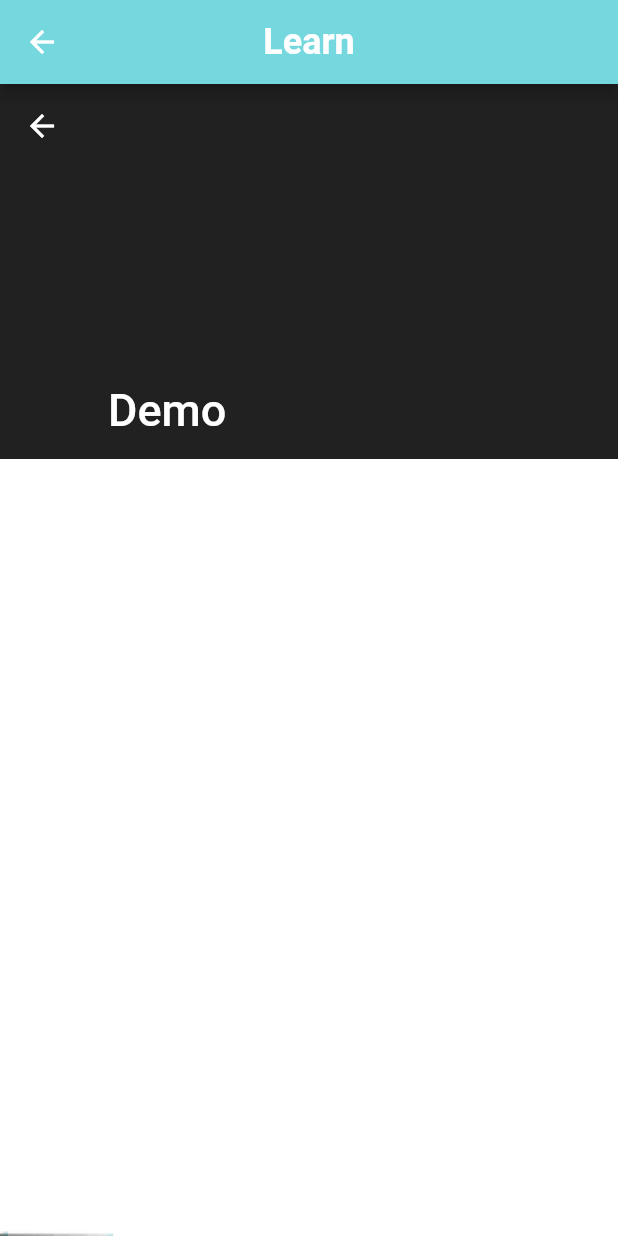
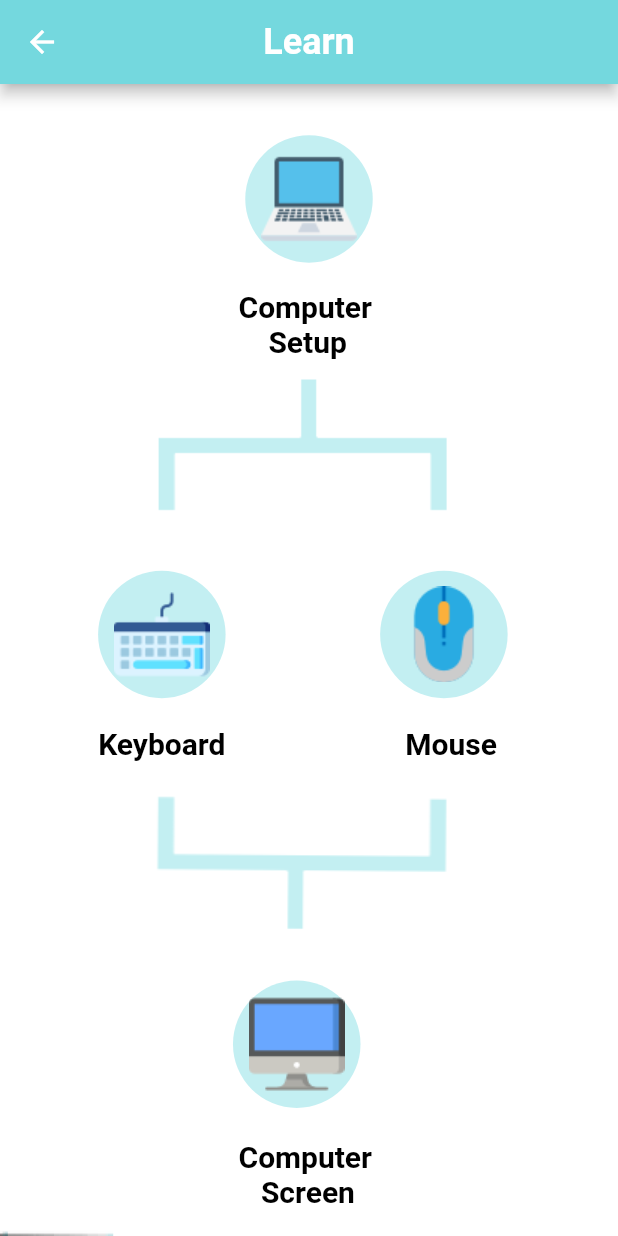
Before and after one commit to AymanAkhras/BinaryLingo, a Flutter app: the HomeScreen screen opened directly, on a phone screen of 412 x 824 dp. Run offline on Flutter 3.47's test engine with Material 2 defaults, Android fonts, the phone set to English and light mode, and no system bars; our stand-ins replace flutter_svg, get, material_design_icons_flutter.

Commit message:
Create home page

```diff
--- /dev/null
+++ b/lib/models/Information_setup.dart
@@ -0,0 +1,21 @@
+import 'package:flutter/material.dart';
+
+class SetupScreen extends StatelessWidget {
+  @override
+  Widget build(BuildContext context) {
+    return Scaffold(
+      body: Stack(
+        children: [
+          Container(
+            decoration: new BoxDecoration(
+              image: new DecorationImage(
+                image: new AssetImage("assets/Background-Theme.jpg"),
+                fit: BoxFit.fill,
+              ),
+            ),
+          ),
+        ],
+      ),
+    );
+  }
+}
--- a/lib/screens/HomeScreen/HomeScreen.dart
+++ b/lib/screens/HomeScreen/HomeScreen.dart
@@ -31,16 +31,105 @@ class HomeScreen extends StatelessWidget {
               ),
             ),
           ),
-          CustomScrollView(
-            slivers: <Widget>[
-              const SliverAppBar(
-                pinned: true,
-                expandedHeight: 250.0,
-                flexibleSpace: FlexibleSpaceBar(
-                  title: Text('Demo'),
+          Align(
+            alignment: Alignment(0, -0.9),
+            child: InkWell(
+              onTap: () => Get.to(QuizScreen()),
+              child: Container(
+                child: Image.asset('assets/Laptop.png'),
+                width: 85,
+                height: 85,
+                decoration: BoxDecoration(
+                  shape: BoxShape.circle,
+                  color: Color(0xFFC3EFF2),
                 ),
               ),
-            ],
+            ),
+          ),
+          Container(
+            alignment: Alignment(0, -0.62),
+            child: Text(
+              'Computer \n  \ \ Setup',
+              style: Theme.of(context).textTheme.headline6.copyWith(
+                  color: Color(0xFF000000), fontWeight: FontWeight.bold),
+            ),
+          ),
+          Container(
+            alignment: Alignment(-0.05, -0.4),
+            child: Image.asset('assets/Fork.png'),
+          ),
+          Align(
+            alignment: Alignment(-0.6, 0.15),
+            child: Text(
+              'Keyboard',
+              style: Theme.of(context).textTheme.headline6.copyWith(
+                  color: Color(0xFF000000), fontWeight: FontWeight.bold),
+            ),
+          ),
+          Align(
+            alignment: Alignment(-0.6, -0.05),
+            child: InkWell(
+              onTap: () => Get.to(QuizScreen()),
+              child: Container(
+                child: Image.asset('assets/Keyboard.png'),
+                width: 85,
+                height: 85,
+                decoration: BoxDecoration(
+                  shape: BoxShape.circle,
+                  color: Color(0xFFC3EFF2),
+                ),
+              ),
+            ),
+          ),
+          Align(
+            alignment: Alignment(0.54, 0.15),
+            child: Text(
+              'Mouse',
+              style: Theme.of(context).textTheme.headline6.copyWith(
+                  color: Color(0xFF000000), fontWeight: FontWeight.bold),
+            ),
+          ),
+          Align(
+            alignment: Alignment(0.55, -0.05),
+            child: InkWell(
+              onTap: () => Get.to(QuizScreen()),
+              child: Container(
+                child: Image.asset('assets/Mouse.png'),
+                width: 85,
+                height: 85,
+                decoration: BoxDecoration(
+                  shape: BoxShape.circle,
+                  color: Color(0xFFC3EFF2),
+                ),
+              ),
+            ),
+          ),
+          Container(
+            alignment: Alignment(-0.05, 0.4),
+            child: Image.asset('assets/Fork2.png'),
+          ),
+          Align(
+            alignment: Alignment(-0.05, 0.75),
+            child: InkWell(
+              onTap: () => Get.to(QuizScreen()),
+              child: Container(
+                child: Image.asset('assets/Desktop.png'),
+                width: 85,
+                height: 85,
+                decoration: BoxDecoration(
+                  shape: BoxShape.circle,
+                  color: Color(0xFFC3EFF2),
+                ),
+              ),
+            ),
+          ),
+          Align(
+            alignment: Alignment(0, 0.95),
+            child: Text(
+              'Computer \n \ \ Screen',
+              style: Theme.of(context).textTheme.headline6.copyWith(
+                  color: Color(0xFF000000), fontWeight: FontWeight.bold),
+            ),
           ),
         ],
       ),
--- a/lib/screens/quiz/components/body.dart
+++ b/lib/screens/quiz/components/body.dart
@@ -2,7 +2,6 @@ import 'package:flutter/material.dart';
 import 'package:get/get.dart';
 import 'package:quiz_app/constants.dart';
 import 'package:quiz_app/controllers/question_controller.dart';
-import 'package:quiz_app/models/Questions.dart';
 import 'package:flutter_svg/svg.dart';
 
 import 'question_card.dart';
--- a/lib/screens/welcome/loginscreen.dart
+++ b/lib/screens/welcome/loginscreen.dart
@@ -39,6 +39,7 @@ class LoginScreen extends StatelessWidget {
                         color: Color(0xFF74D8DE), fontWeight: FontWeight.bold),
                   ),
                   TextField(
+                    style: TextStyle(color: Colors.black),
                     decoration: InputDecoration(
                       filled: true,
                       fillColor: Color(0xFFEFF9FA),
@@ -54,6 +55,7 @@ class LoginScreen extends StatelessWidget {
                         color: Color(0xFF74D8DE), fontWeight: FontWeight.bold),
                   ),
                   TextField(
+                    style: TextStyle(color: Colors.black),
                     decoration: InputDecoration(
                       filled: true,
                       fillColor: Color(0xFFEFF9FA),
--- a/lib/screens/welcome/registerscreen.dart
+++ b/lib/screens/welcome/registerscreen.dart
@@ -39,6 +39,7 @@ class RegisterScreen extends StatelessWidget {
                         color: Color(0xFF74D8DE), fontWeight: FontWeight.bold),
                   ),
                   TextField(
+                    style: TextStyle(color: Colors.black),
                     decoration: InputDecoration(
                       filled: true,
                       fillColor: Color(0xFFEFF9FA),
@@ -55,6 +56,7 @@ class RegisterScreen extends StatelessWidget {
                         color: Color(0xFF74D8DE), fontWeight: FontWeight.bold),
                   ),
                   TextField(
+                    style: TextStyle(color: Colors.black),
                     decoration: InputDecoration(
                       filled: true,
                       fillColor: Color(0xFFEFF9FA),
@@ -70,6 +72,7 @@ class RegisterScreen extends StatelessWidget {
                         color: Color(0xFF74D8DE), fontWeight: FontWeight.bold),
                   ),
                   TextField(
+                    style: TextStyle(color: Colors.black),
                     decoration: InputDecoration(
                       filled: true,
                       fillColor: Color(0xFFEFF9FA),
--- a/lib/screens/welcome/welcome_screen.dart
+++ b/lib/screens/welcome/welcome_screen.dart
@@ -1,6 +1,7 @@
 import 'package:flutter/material.dart';
 import 'package:get/get.dart';
 import 'package:quiz_app/constants.dart';
+import 'package:quiz_app/screens/HomeScreen/HomeScreen.dart';
 import 'package:quiz_app/screens/welcome/loginscreen.dart';
 import 'package:quiz_app/screens/welcome/registerscreen.dart';
 
--- a/pubspec.yaml
+++ b/pubspec.yaml
@@ -53,9 +53,7 @@ flutter:
   # To add assets to your application, add an assets section, like this:
   assets:
     - assets/
-  #   - images/a_dot_ham.jpeg
-
-  # An image asset can refer to one or more resolution-specific "variants", see
+    - assets/Icons/
   # https://flutter.dev/assets-and-images/#resolution-aware.
 
   # For details regarding adding assets from package dependencies, see
```
Also changed, not shown: assets/Desktop.png (added), assets/Fork.png (added), assets/Fork2.png (added), assets/Keyboard.png (added), assets/Laptop.png (added), assets/Mouse.png (added), 1 other file.
